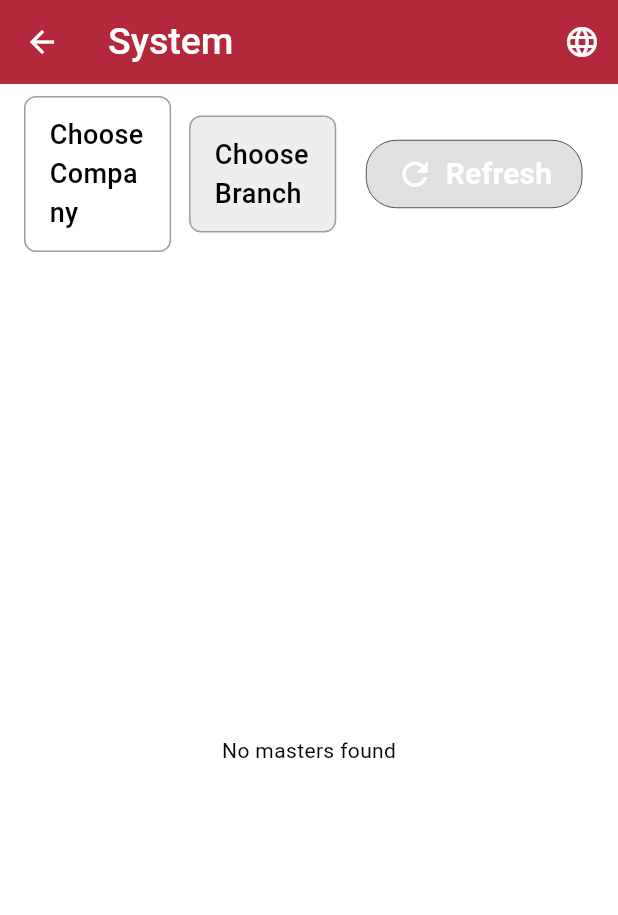
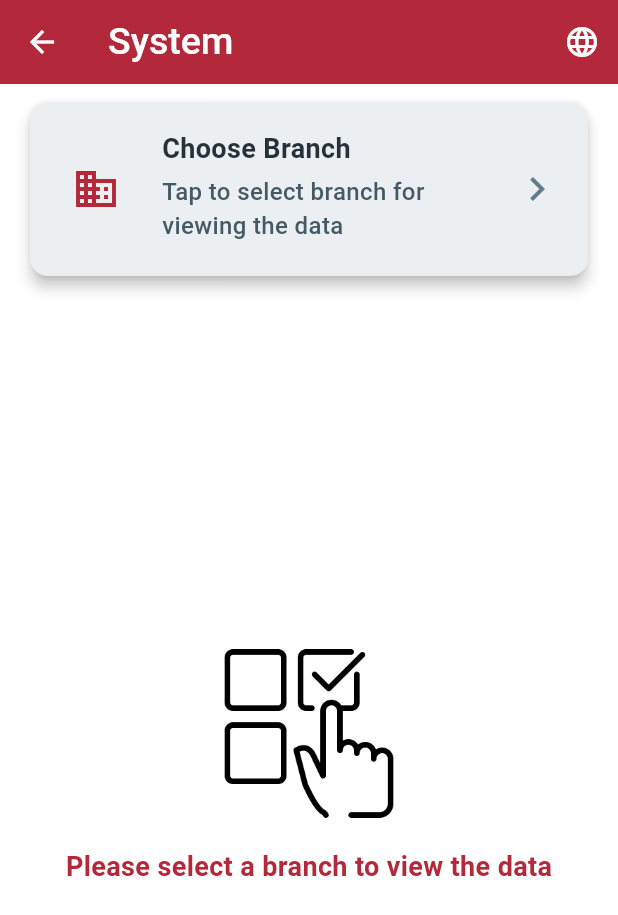
Before and after one commit to smart-fire-system/flutter-app, a Flutter app: the SystemScreen screen opened directly, on a phone screen of 412 x 824 dp. Shown: the top 915 px of the screen. Run offline on Flutter 3.47's test engine with Material 3 defaults, Android fonts, the phone set to English and light mode, and no system bars; our stand-ins replace card_loading, cloud_firestore, country_code_picker, firebase_auth, firebase_core, firebase_database and 7 more; missing offline and left inert: jhijri_picker; accounts and stored records are empty; Roboto replaces fonts that are missing (Cairo).

Commit message:
Change System UI

```diff
--- a/lib/repositories/system_repository.dart
+++ b/lib/repositories/system_repository.dart
@@ -82,12 +82,11 @@ class SystemRepository {
     final ref = _db.ref('branches/branch_$branchCode');
     _dataSubscription = ref.onValue.listen((event) async {
       if (event.snapshot.exists) {
-        List<Master> masters = getMastersFromSnapshot(event.snapshot, branchCode);
-        _masters = masters;
-        onChange(null);
+        _masters = getMastersFromSnapshot(event.snapshot, branchCode);
       } else {
-        /* TODO */
+        _masters = [];
       }
+      onChange(null);
     });
   }
 
--- a/lib/screens/system/bloc/bloc.dart
+++ b/lib/screens/system/bloc/bloc.dart
@@ -35,7 +35,7 @@ class SystemBloc extends Bloc<SystemEvent, SystemState> {
 
     appRepository.branchesAndCompaniesStream.listen((event) {
       appRepository.systemRepository.cancelStream();
-      _masters = appRepository.systemRepository.masters;
+      _masters = [];
       add(BranchesChanged());
     });
 
--- a/lib/screens/system/view/system_screen.dart
+++ b/lib/screens/system/view/system_screen.dart
@@ -2,7 +2,6 @@ import 'dart:async';
 
 import 'package:fire_alarm_system/models/pin.dart';
 import 'package:fire_alarm_system/widgets/app_bar.dart';
-import 'package:fire_alarm_system/widgets/button.dart';
 import 'package:fire_alarm_system/widgets/tab_navigator.dart';
 import 'package:flutter/material.dart';
 import 'package:flutter_bloc/flutter_bloc.dart';
@@ -25,10 +24,9 @@ class SystemScreen extends StatefulWidget {
 }
 
 class SystemScreenState extends State<SystemScreen> {
-  List<Master> _masters = [];
+  List<Master>? _masters;
   late Timer _timer;
 
-  // Add state for company/branch selection and loading
   Company? _selectedCompany;
   Branch? _selectedBranch;
   List<Company> _companies = [];
@@ -89,8 +87,13 @@ class SystemScreenState extends State<SystemScreen> {
       setState(() {
         _selectedBranch = companyBranches.firstWhere((b) => b.id == result.id);
       });
+    } else {
+      setState(() {
+        _selectedBranch = null;
+        _selectedCompany = null;
+      });
+    }
     _refreshMasters();
-    }
   }
 
   void _refreshMasters() {
@@ -124,27 +127,17 @@ class SystemScreenState extends State<SystemScreen> {
           });
         } else if (state is SystemAuthenticated) {
           _masters = state.masters ?? [];
+          if (state.branchesChanged) {
+            _selectedBranch = null;
+            _selectedCompany = null;
+            _masters = [];
+          }
+        } else if (state is SystemLoading) {
+          _masters = null;
         }
         return _buildSystem(context);
       },
     );
-  }
-
-  void handleLastSeen() {
-    final now = DateTime.now();
-    for (Master master in _masters) {
-      final lastUpdate = master.lastSeen;
-      final difference = now.difference(lastUpdate);
-      if (difference.inSeconds <= 10 && !master.isActive) {
-        setState(() {
-          master.isActive = true;
-        });
-      } else if (difference.inSeconds > 10 && master.isActive) {
-        setState(() {
-          master.isActive = false;
-        });
-      }
-    }
   }
 
   String formatDateTime(DateTime dt) {
@@ -166,64 +159,141 @@ class SystemScreenState extends State<SystemScreen> {
         children: [
           Padding(
             padding: const EdgeInsets.symmetric(horizontal: 16, vertical: 8),
+            child: GestureDetector(
+              onTap: () {
+                _onSelectCompany();
+              },
+              child: Card(
+                elevation: 4,
+                color: Colors.blueGrey[50],
+                shape: RoundedRectangleBorder(
+                  borderRadius: BorderRadius.circular(12),
+                ),
+                child: Padding(
+                  padding:
+                      const EdgeInsets.symmetric(vertical: 18, horizontal: 18),
                   child: Row(
                     children: [
+                      Container(
+                        padding: const EdgeInsets.all(10),
+                        child: const Icon(Icons.business,
+                            color: CustomStyle.redDark, size: 32),
+                      ),
+                      const SizedBox(width: 18),
                       Expanded(
-                  child: GestureDetector(
-                    onTap: _onSelectCompany,
-                    child: Container(
-                      padding: const EdgeInsets.symmetric(
-                          vertical: 12, horizontal: 16),
-                      decoration: BoxDecoration(
-                        border: Border.all(color: Colors.grey),
-                        borderRadius: BorderRadius.circular(8),
+                        child: Column(
+                          crossAxisAlignment: CrossAxisAlignment.start,
+                          children: [
+                            Text(
+                              _selectedBranch?.name ?? 'Choose Branch',
+                              style: CustomStyle.mediumText.copyWith(
+                                fontWeight: FontWeight.bold,
+                                fontSize: 18,
+                                color: Colors.blueGrey[900],
                               ),
-                      child: Text(
-                        _selectedCompany?.name ?? 'Choose Company',
-                        style: CustomStyle.mediumText,
+                            ),
+                            const SizedBox(height: 4),
+                            Text(
+                              _selectedCompany?.name ??
+                                  'Tap to select branch for viewing the data',
+                              style: CustomStyle.smallText.copyWith(
+                                fontWeight: FontWeight.w500,
+                                color: Colors.blueGrey[700],
+                              ),
+                            ),
+                            const SizedBox(height: 4),
+                            if (_selectedBranch?.code != null)
+                              Text(
+                                'Branch Code: ${_selectedBranch!.code}',
+                                style: CustomStyle.smallText.copyWith(
+                                  color: Colors.blueGrey[500],
+                                ),
+                              ),
+                          ],
+                        ),
+                      ),
+                      const SizedBox(width: 12),
+                      const Icon(Icons.chevron_right,
+                          color: Colors.blueGrey, size: 32),
+                    ],
                   ),
                 ),
               ),
             ),
-                const SizedBox(width: 12),
+          ),
           Expanded(
-                  child: GestureDetector(
-                    onTap: _selectedCompany != null ? _onSelectBranch : null,
-                    child: Container(
-                      padding: const EdgeInsets.symmetric(
-                          vertical: 12, horizontal: 16),
-                      decoration: BoxDecoration(
-                        border: Border.all(color: Colors.grey),
-                        borderRadius: BorderRadius.circular(8),
-                        color:
-                            _selectedCompany == null ? Colors.grey[200] : null,
+            child: _masters == null
+                ? const Center(child: CircularProgressIndicator())
+                : _masters!.isEmpty
+                    ? Center(
+                        child: _selectedBranch == null
+                            ? Column(
+                                mainAxisSize: MainAxisSize.min,
+                                children: [
+                                  GestureDetector(
+                                    onTap: () {
+                                      _onSelectCompany();
+                                    },
+                                    child: Image.asset(
+                                      'assets/images/choose.png',
+                                      width: 120,
+                                      height: 120,
+                                      fit: BoxFit.contain,
                                     ),
-                      child: Text(
-                        _selectedBranch?.name ?? 'Choose Branch',
-                        style: CustomStyle.mediumText,
+                                  ),
+                                  const SizedBox(height: 16),
+                                  Text(
+                                    'Please select a branch to view the data',
+                                    style: CustomStyle.mediumTextBRed,
+                                  ),
+                                ],
+                              )
+                            : RefreshIndicator(
+                                onRefresh: () async {
+                                  print('refresh');
+                                  _refreshMasters();
+                                },
+                                child: SingleChildScrollView(
+                                  physics:
+                                      const AlwaysScrollableScrollPhysics(),
+                                  child: SizedBox(
+                                    height: MediaQuery.of(context).size.height *
+                                        0.6,
+                                    child: Column(
+                                      mainAxisAlignment:
+                                          MainAxisAlignment.center,
+                                      children: [
+                                        Image.asset(
+                                          'assets/images/empty.png',
+                                          width: 120,
+                                          height: 120,
+                                          fit: BoxFit.contain,
+                                        ),
+                                        const SizedBox(height: 16),
+                                        Text(
+                                          'No masters found for this branch.',
+                                          style: CustomStyle.mediumTextBRed,
+                                        ),
+                                      ],
                                     ),
                                   ),
                                 ),
                               ),
-                const SizedBox(width: 12),
-                CustomNormalButton(
-                  label: 'Refresh',
-                  icon: Icons.refresh,
-                  onPressed: _selectedBranch != null ? _refreshMasters : null,
-                ),
-              ],
-            ),
-          ),
-          Expanded(
-            child: _masters.isEmpty
-                ? const Center(child: Text('No masters found'))
-                : ListView.builder(
-                    itemCount: _masters.length,
+                      )
+                    : RefreshIndicator(
+                        onRefresh: () async {
+                          _refreshMasters();
+                        },
+                        child: ListView.builder(
+                          itemCount: _masters!.length,
                           itemBuilder: (context, index) {
-                      final master = _masters[index];
+                            final master = _masters![index];
                             return GestureDetector(
-                        onTap: !master.isActive ? null : () {
-                          TabNavigator.system.currentState?.pushNamed(
+                              onTap: !master.isActive
+                                  ? null
+                                  : () {
+                                      TabNavigator.system.currentState
+                                          ?.pushNamed(
                                         '/master/details',
                                         arguments: master.id,
                                       );
@@ -236,14 +306,15 @@ class SystemScreenState extends State<SystemScreen> {
                                     master.isActive
                                         ? Icons.circle
                                         : Icons.circle_outlined,
-                              color:
-                                  master.isActive ? Colors.green : Colors.red,
+                                    color: master.isActive
+                                        ? Colors.green
+                                        : Colors.red,
                                   ),
                                   title: Text('Master ID: ${master.id}'),
                                   subtitle: Text(
                                       'Last Seen: ${formatDateTime(master.lastSeen)}'),
-                            trailing:
-                                Text(master.isActive ? 'Active' : 'Inactive',
+                                  trailing: Text(
+                                      master.isActive ? 'Active' : 'Inactive',
                                       style: TextStyle(
                                         color: master.isActive
                                             ? Colors.green
@@ -256,6 +327,7 @@ class SystemScreenState extends State<SystemScreen> {
                           },
                         ),
                       ),
+          ),
         ],
       ),
     );
--- a/lib/widgets/selection_screen.dart
+++ b/lib/widgets/selection_screen.dart
@@ -179,14 +179,15 @@ class _SelectionScreenState<T> extends State<_SelectionScreen<T>> {
                       return Card(
                         child: ListTile(
                           leading: Text(
-                            item.code.toString(),
+                            (index + 1).toString(),
                             style: CustomStyle.mediumTextBRed,
                           ),
                           title: Text(
                             item.name,
                             style: CustomStyle.mediumTextBRed,
                           ),
-                          subtitle: Text(item.email),
+                          subtitle:
+                              Text('Code: ${item.code}\nEmail: ${item.email}'),
                           trailing: isSelected
                               ? const Icon(Icons.check, color: Colors.green)
                               : null,
```
Also changed, not shown: assets/images/choose.png (added), assets/images/empty.png (added). Lines whose indentation alone changed are shown as unchanged.
